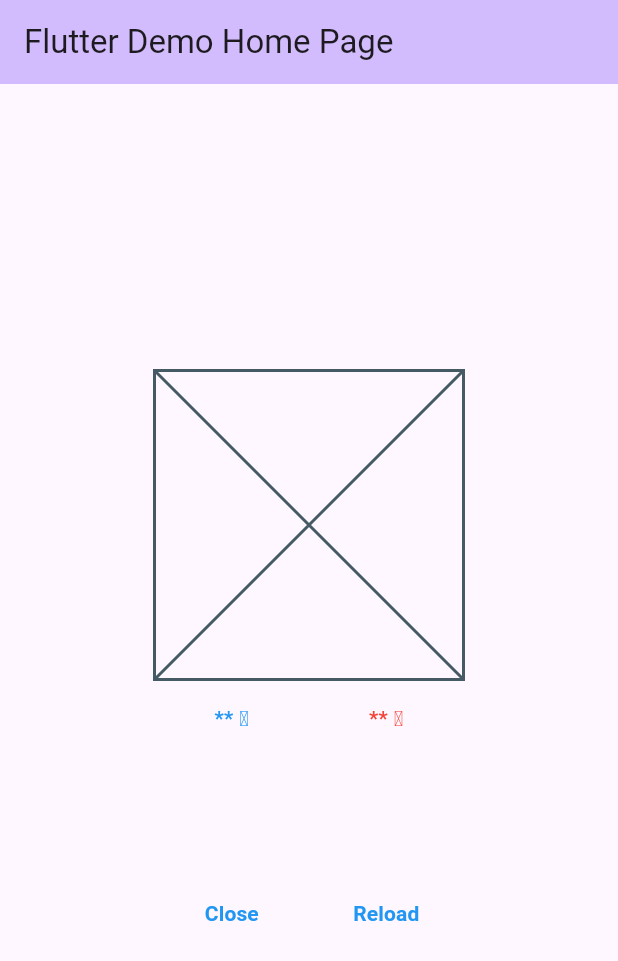
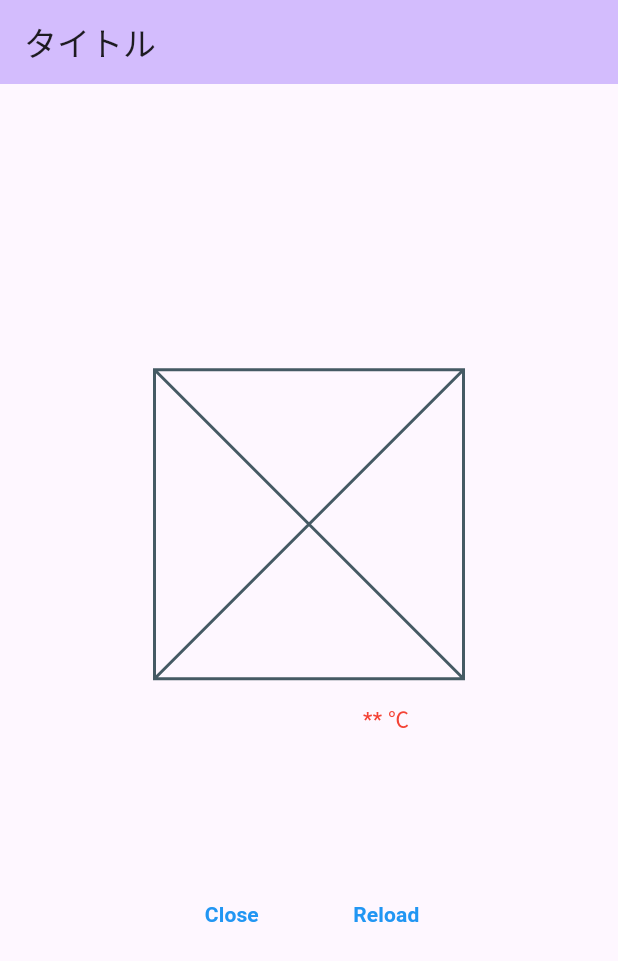
Before and after one commit to lcr3/flutter_application_1, a Flutter app: the screen it shows after launch, after a tap on "Reload", on a phone screen of 412 x 824 dp. Shown: the top 961 px of the screen. Run offline on Flutter 3.47's test engine with Material 2 defaults, Android fonts, the phone set to English and light mode, and no system bars; our stand-ins replace flutter_riverpod, vector_graphics; missing offline and left inert: yumemi_weather.

Commit message:
riverpodで反映

```diff
--- a/lib/main.dart
+++ b/lib/main.dart
@@ -1,88 +1,67 @@
 import 'package:flutter/material.dart';
+import 'package:yumemi_weather/yumemi_weather.dart';
+import 'package:flutter_riverpod/flutter_riverpod.dart';
+import 'package:vector_graphics/vector_graphics.dart';
+
+// 天気の情報を受け渡しProvider
+final weatherProvider = StateProvider((ref) => '');
 
 void main() {
-  runApp(const MyApp());
+  // プロバイダをウィジェットで利用するには、アプリ全体を
+  // `ProviderScope` ウィジェットで囲む必要があります。
+  // ここに各プロバイダのステート（状態）・値が格納されていきます。
+  runApp(const ProviderScope(child: MyApp()));
 }
 
+enum WeatherType {
+  sunny,
+  cloudy,
+  rainy,
+}
+
+void reload() {}
+
+// StatelessWidget の代わりに Riverpod の ConsumerWidget を継承します。
 class MyApp extends StatelessWidget {
   const MyApp({super.key});
 
-  // This widget is the root of your application.
   @override
   Widget build(BuildContext context) {
     return MaterialApp(
       title: 'Flutter Demo',
       theme: ThemeData(
-        // This is the theme of your application.
-        //
-        // TRY THIS: Try running your application with "flutter run". You'll see
-        // the application has a blue toolbar. Then, without quitting the app,
-        // try changing the seedColor in the colorScheme below to Colors.green
-        // and then invoke "hot reload" (save your changes or press the "hot
-        // reload" button in a Flutter-supported IDE, or press "r" if you used
-        // the command line to start the app).
-        //
-        // Notice that the counter didn't reset back to zero; the application
-        // state is not lost during the reload. To reset the state, use hot
-        // restart instead.
-        //
-        // This works for code too, not just values: Most code changes can be
-        // tested with just a hot reload.
         colorScheme: ColorScheme.fromSeed(seedColor: Colors.deepPurple),
         useMaterial3: true,
       ),
-      home: const MyHomePage(title: 'Flutter Demo Home Page'),
+      home: const MyHomePage(),
     );
   }
 }
 
-class MyHomePage extends StatefulWidget {
-  const MyHomePage({super.key, required this.title});
-
-  // This widget is the home page of your application. It is stateful, meaning
-  // that it has a State object (defined below) that contains fields that affect
-  // how it looks.
-
-  // This class is the configuration for the state. It holds the values (in this
-  // case the title) provided by the parent (in this case the App widget) and
-  // used by the build method of the State. Fields in a Widget subclass are
-  // always marked "final".
-
-  final String title;
+class MyHomePage extends ConsumerWidget {
+  const MyHomePage({super.key});
 
   @override
-  State<MyHomePage> createState() => _MyHomePageState();
-}
+  Widget build(BuildContext context, WidgetRef ref) {
+    final wether = ref.watch(weatherProvider);
 
-class _MyHomePageState extends State<MyHomePage> {
-  int _counter = 0;
+    void fetchWeather() async {
+      final yumemiWeather = YumemiWeather();
+      final weatherCondition = await yumemiWeather.fetchSimpleWeather();
+      print('Weather Condition: $weatherCondition');
 
-  void _incrementCounter() {
-    setState(() {
-      // This call to setState tells the Flutter framework that something has
-      // changed in this State, which causes it to rerun the build method below
-      // so that the display can reflect the updated values. If we changed
-      // _counter without calling setState(), then the build method would not be
-      // called again, and so nothing would appear to happen.
-      _counter++;
-    });
-  }
+      // 更新
+      ref.read(weatherProvider.notifier).state = weatherCondition;
+    }
 
-  @override
-  Widget build(BuildContext context) {
-    // 画面の半分サイズ
+    //   // 画面の半分サイズ
     final double placeholderWidth = MediaQuery.of(context).size.width / 2;
     final double temperatureBoxWidth = placeholderWidth;
 
     return Scaffold(
       appBar: AppBar(
-        // TRY THIS: Try changing the color here to a specific color (to
-        // Colors.amber, perhaps?) and trigger a hot reload to see the AppBar
-        // change color while the other colors stay the same.
         backgroundColor: Theme.of(context).colorScheme.inversePrimary,
-        // Here we take the value from the MyHomePage object that was created by
-        // the App.build method, and use it to set our appbar title.
-        title: Text(widget.title),
+        title: const Text('タイトル'),
       ),
       body: Center(
         child: Column(
@@ -100,7 +79,7 @@ class _MyHomePageState extends State<MyHomePage> {
                 children: [
                   Expanded(
                     child: Text(
-                      "** ℃",
+                      wether,
                       style: TextStyle(
                           color: Colors.blue,
                           fontWeight: Theme.of(context)
@@ -143,7 +122,7 @@ class _MyHomePageState extends State<MyHomePage> {
                   ),
                   Expanded(
                     child: TextButton(
-                      onPressed: () {},
+                      onPressed: fetchWeather,
                       style: TextButton.styleFrom(
                         foregroundColor: Colors.blue,
                       ),
```
Also changed, not shown: pubspec.yaml (+9 -4 lines), pubspec.lock.
